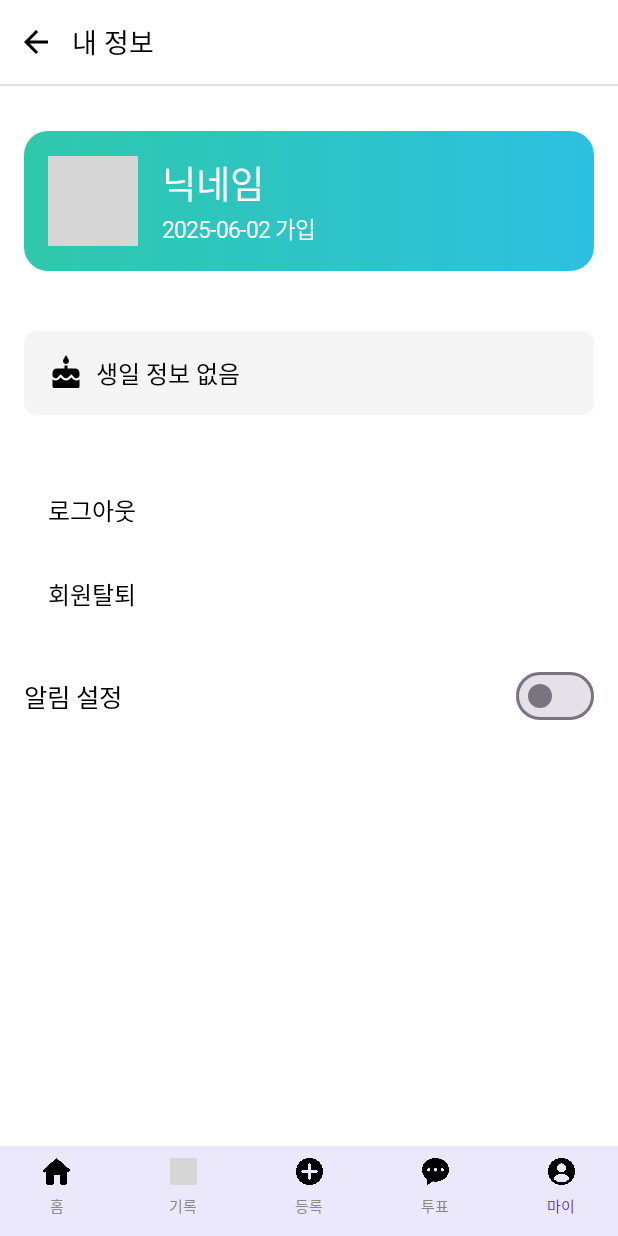
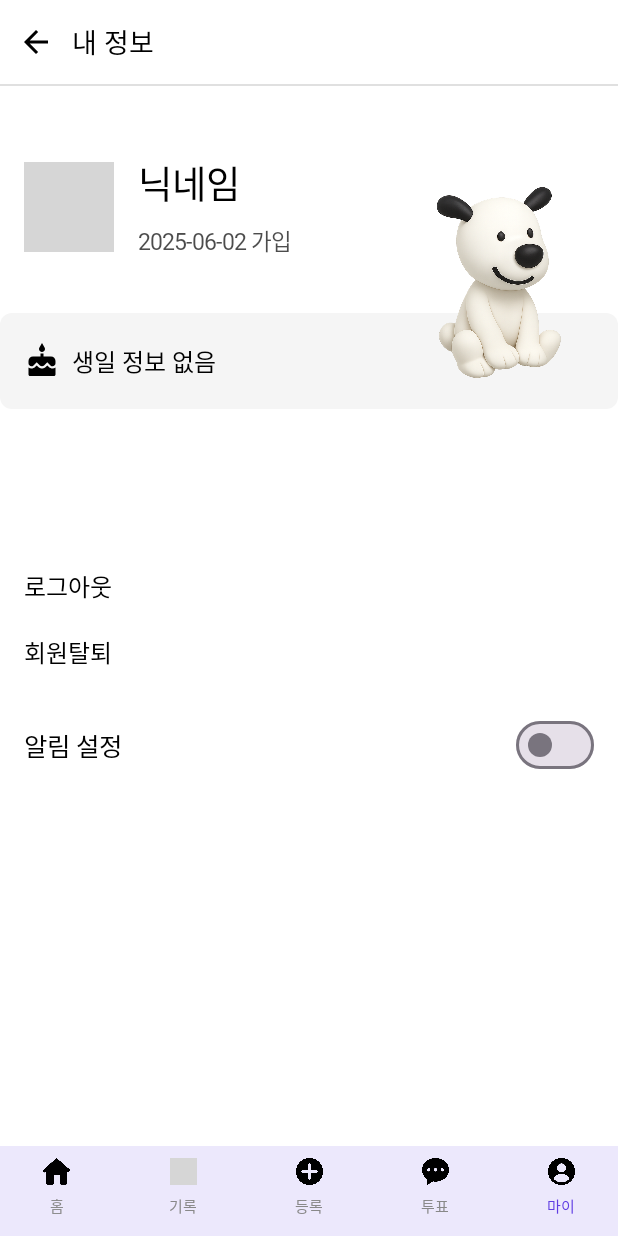
Before and after one commit to MotGolla/MotGolla-Frontend, an Android app built with Jetpack Compose: the MyScreen screen opened through its navigation route, on a phone screen of 412 x 824 dp. Run offline under Robolectric (Android 15) with nearby library versions, the light colour scheme and no system bars; libraries missing offline, so code that uses them is left out: coil.decode; network calls fail; pictures from the network do not load; Roboto replaces fonts that are not available here; 1 statement that could not run was skipped; grey boxes are pictures that could not be loaded.

Commit message:
refactor: 마이 페이지 수정

```diff
--- a/app/src/main/java/com/motgolla/ui/screen/my/MyScreen.kt
+++ b/app/src/main/java/com/motgolla/ui/screen/my/MyScreen.kt
@@ -21,6 +21,7 @@ import androidx.compose.ui.graphics.Brush
 import androidx.compose.ui.graphics.Color
 import androidx.compose.ui.layout.ContentScale
 import androidx.compose.ui.platform.LocalContext
+import androidx.compose.ui.res.painterResource
 import androidx.compose.ui.text.font.FontWeight
 import androidx.compose.ui.unit.dp
 import androidx.compose.ui.unit.sp
@@ -28,11 +29,11 @@ import androidx.compose.ui.tooling.preview.Preview
 import androidx.navigation.NavController
 import androidx.navigation.compose.rememberNavController
 import coil.compose.rememberAsyncImagePainter
+import com.motgolla.R
 import com.motgolla.common.RetrofitClient
 import com.motgolla.common.storage.TokenStorage
 import com.motgolla.domain.login.api.service.MemberService
 import com.motgolla.domain.notification.api.service.NotificationService
-import com.motgolla.ui.component.record.FloorSelector
 
 @Composable
 fun MyScreen(navController: NavController) {
@@ -81,19 +82,14 @@ fun MyScreen(navController: NavController) {
     Column(
         modifier = Modifier
             .fillMaxSize()
-            .padding(horizontal = 16.dp, vertical = 30.dp),
+            .padding(horizontal = 0.dp, vertical = 30.dp),
         horizontalAlignment = Alignment.CenterHorizontally
     ) {
         // Profile Section
         Row(
             modifier = Modifier
                 .fillMaxWidth()
-                .background(
-                    brush = Brush.horizontalGradient(
-                        listOf(Color(0xFF2FC8AB), Color(0xFF2CC0E1))
-                    ),
-                    shape = RoundedCornerShape(16.dp)
-                )
+                .align(Alignment.Start)
                 .padding(16.dp),
             verticalAlignment = Alignment.CenterVertically
         ) {
@@ -106,20 +102,26 @@ fun MyScreen(navController: NavController) {
                 contentScale = ContentScale.Crop
             )
             Spacer(modifier = Modifier.width(16.dp))
-            Column {
-                Text(text = nickname, color = Color.White, fontSize = 25.sp, fontWeight = FontWeight.Bold)
-                Text(text = "${createdAt} 가입", color = Color.White, fontSize = 15.sp)
+            Column(
+                modifier = Modifier.weight(1f),
+                horizontalAlignment = Alignment.Start
+
+            ) {
+                Text(text = nickname, color = Color.Black, fontSize = 25.sp, fontWeight = FontWeight.Bold)
+                Spacer(modifier = Modifier.height(8.dp))
+                Text(text = "${createdAt} 가입", color = Color.Black.copy(alpha = 0.7f), fontSize = 15.sp)
             }
         }
 
-        Spacer(modifier = Modifier.height(40.dp))
+        Spacer(modifier = Modifier.height(20.dp))
 
         // Birthday and Gender Section
+        Box(modifier = Modifier.fillMaxWidth()) {
             Row(
                 modifier = Modifier
                     .fillMaxWidth()
                     .background(Color(0xFFF5F5F5), shape = RoundedCornerShape(8.dp))
-                .padding(16.dp),
+                    .padding(vertical = 20.dp, horizontal = 16.dp),
                 verticalAlignment = Alignment.CenterVertically
             ) {
                 Icon(Icons.Default.Cake, contentDescription = null)
@@ -132,8 +134,15 @@ fun MyScreen(navController: NavController) {
                 else if(gender == "M")
                     Icon(Icons.Default.Male, contentDescription = null)
             }
-
-        Spacer(modifier = Modifier.height(35.dp))
+            Image(
+                painter = painterResource(id = R.drawable.mypage_dog),
+                contentDescription = null,
+                modifier = Modifier
+                    .align(Alignment.TopEnd)
+                    .offset(x = 0.dp, y = (-100).dp)
+                    .size(160.dp)
+            )
+        }
 
         Column(
             modifier = Modifier
@@ -144,7 +153,7 @@ fun MyScreen(navController: NavController) {
                 text = "로그아웃",
                 modifier = Modifier
                     .fillMaxWidth()
-                    .padding(vertical = 16.dp)
+                    .padding(vertical = 10.dp)
                     .clickable { showLogoutDialog = true }
             )
 
@@ -152,7 +161,7 @@ fun MyScreen(navController: NavController) {
                 text = "회원탈퇴",
                 modifier = Modifier
                     .fillMaxWidth()
-                    .padding(vertical = 16.dp)
+                    .padding(vertical = 10.dp)
                     .clickable { showResignDialog = true }
             )
         }
@@ -160,7 +169,9 @@ fun MyScreen(navController: NavController) {
         Spacer(modifier = Modifier.height(16.dp))
 
         Row(
-            modifier = Modifier.fillMaxWidth(),
+            modifier = Modifier
+                .fillMaxWidth()
+                .padding(horizontal = 16.dp),
             verticalAlignment = Alignment.CenterVertically
         ) {
             Text(text = "알림 설정", fontSize = 17.sp)
```
Also changed, not shown: app/src/main/res/drawable/mypage_dog.png (added). Lines whose indentation alone changed are shown as unchanged.
